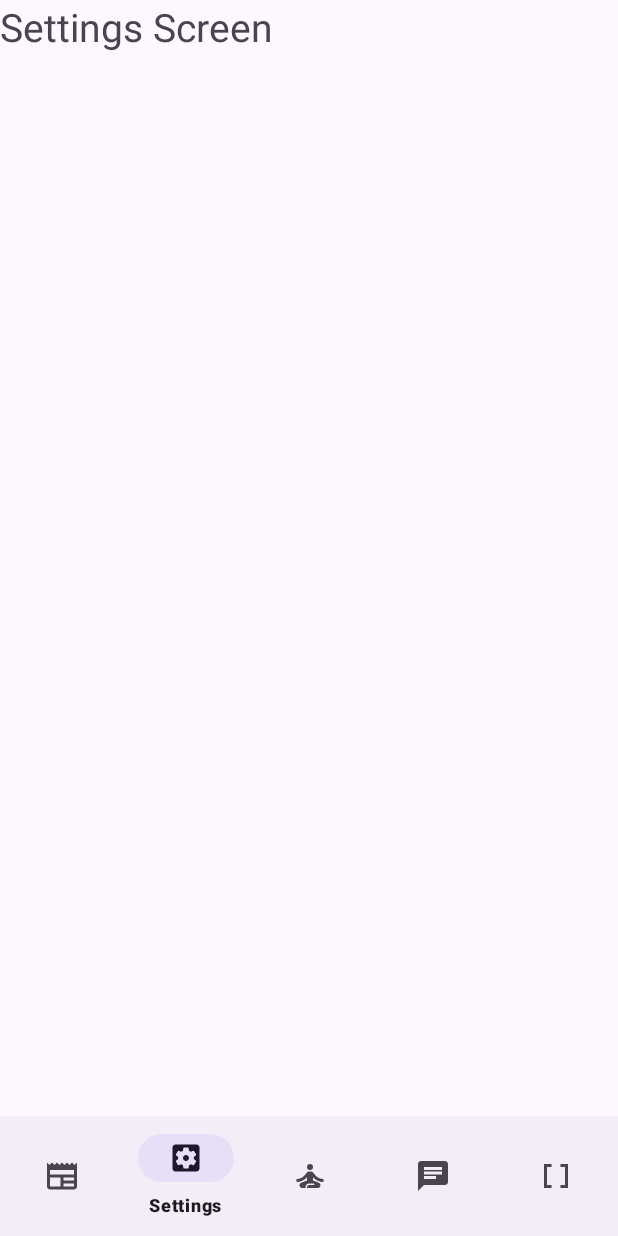
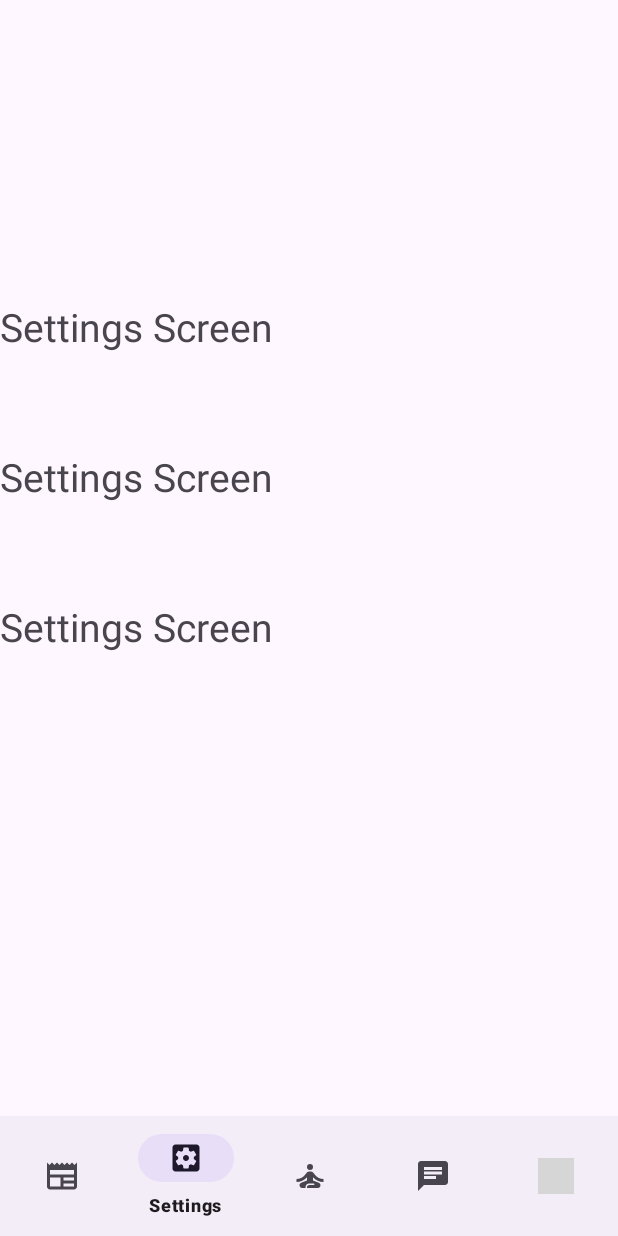
Before and after one commit to charovannyj/SummerPractise, an Android app: the SettingFragment screen opened through its navigation route, on a phone screen of 412 x 824 dp. Run offline under Robolectric (Android 15) with nearby library versions, the phone set to English and light mode, and no system bars; our stand-ins replace navigation-ui; 8 statements that could not run were skipped; grey boxes are pictures that could not be loaded.

Commit message:
проверка

```diff
--- a/app/src/main/java/com/itis/summerpractise/ContainerActivity.kt
+++ b/app/src/main/java/com/itis/summerpractise/ContainerActivity.kt
@@ -2,6 +2,7 @@ package com.itis.summerpractise
 
 import androidx.appcompat.app.AppCompatActivity
 import android.os.Bundle
+import android.util.Log
 import androidx.navigation.fragment.NavHostFragment
 import androidx.navigation.ui.setupWithNavController
 import com.google.android.material.bottomnavigation.BottomNavigationView
@@ -10,16 +11,17 @@ class ContainerActivity : AppCompatActivity() {
     override fun onCreate(savedInstanceState: Bundle?) {
         super.onCreate(savedInstanceState)
         setContentView(R.layout.activity_container)
-        findViewById<BottomNavigationView>(R.id.bottomNav).apply{
-            setupWithNavController((supportFragmentManager.findFragmentById(R.id.container) as? NavHostFragment)?.navController!!)
-        /*
-            setOnItemSelectedListener {
-                when(it.itemId){
-                    R.id.itemi -> navigateUpTo()
-                    }
-                }
-            }*/
+
+        val controller =
+            (supportFragmentManager.findFragmentById(R.id.container) as NavHostFragment)
+                .navController
+
+        findViewById<BottomNavigationView>(R.id.bottomNav).apply {
+            setupWithNavController(controller)
         }
     }
+}
 
+enum class Month(var order: Int) {
+    Jan(0), Feb(6), Apr(2), May(-1)
 }
--- a/app/src/main/res/layout/fragment_settings.xml
+++ b/app/src/main/res/layout/fragment_settings.xml
@@ -5,9 +5,22 @@
     android:layout_width="match_parent"
     android:layout_height="match_parent"
     tools:context=".SettingFragment">
+
+    <ImageView
+        android:id="@+id/image"
+        android:layout_width="200dp"
+        android:layout_height="100dp"
+        android:layout_marginVertical="20dp"
+        android:layout_marginEnd="20dp"
+        tools:src="@drawable/img"
+        app:layout_constraintEnd_toEndOf="parent"
+        app:layout_constraintTop_toTopOf="parent" />
+
     <TextView
+        android:id="@+id/textView"
         android:layout_width="wrap_content"
-        android:layout_height="wrap_content"
+        android:layout_height="45dp"
+        android:layout_marginVertical="200dp"
         android:text="Settings Screen"
         android:textSize="26sp"
         app:layout_constraintBottom_toBottomOf="parent"
@@ -15,4 +28,23 @@
         app:layout_constraintHorizontal_bias="0.586"
         app:layout_constraintStart_toStartOf="parent"
         app:layout_constraintTop_toTopOf="parent" />
+
+    <TextView
+        android:id="@+id/text"
+        android:layout_width="wrap_content"
+        android:layout_height="45dp"
+        android:layout_marginVertical="300dp"
+        android:text="Settings Screen"
+        android:textSize="26sp"
+        app:layout_constraintStart_toStartOf="parent"
+        app:layout_constraintTop_toTopOf="parent" />
+    <TextView
+        android:id="@+id/text2"
+        android:layout_width="wrap_content"
+        android:layout_height="45dp"
+        android:layout_marginVertical="400dp"
+        android:text="Settings Screen"
+        android:textSize="26sp"
+        app:layout_constraintStart_toStartOf="parent"
+        app:layout_constraintTop_toTopOf="parent" />
 </FrameLayout>
--- a/app/src/main/res/menu/bottom_nav_menu.xml
+++ b/app/src/main/res/menu/bottom_nav_menu.xml
@@ -16,8 +16,9 @@
         android:id="@+id/chatsFragment"
         android:title="Chats"
         android:icon="@drawable/baseline_chat_24" />
+
     <item
-        android:id="@+id/dataFragment"
-        android:title="Data"
-        android:icon="@drawable/baseline_data_array_24" />
+        android:id="@+id/daysFragment"
+        android:title="Days"
+        android:icon="@drawable/baseline_temple_hindu_24"/>
 </menu>
--- a/app/src/main/res/navigation/main_graph.xml
+++ b/app/src/main/res/navigation/main_graph.xml
@@ -3,7 +3,7 @@
     xmlns:app="http://schemas.android.com/apk/res-auto"
     xmlns:tools="http://schemas.android.com/tools"
     android:id="@+id/main_graph"
-    app:startDestination="@id/newsFragment">
+    app:startDestination="@id/mainFragment">
 
     <fragment
         android:id="@+id/mainFragment"
@@ -19,6 +19,10 @@
         <action
             android:id="@+id/action_mainFragment_to_newsFragment"
             app:destination="@id/newsFragment" />
+        <action
+            android:id="@+id/action_mainFragment_to_daysFragment"
+            app:destination="@id/daysFragment" />
+
     </fragment>
     <fragment
         android:id="@+id/profileFragment"
@@ -58,4 +62,9 @@
         android:name="com.itis.summerpractise.EndFragment"
         android:label="fragment_end"
         tools:layout="@layout/fragment_end" />
+    <fragment
+        android:id="@+id/daysFragment"
+        android:name="com.itis.summerpractise.DaysFragment"
+        android:label="fragment_days"
+        tools:layout="@layout/fragment_days" />
 </navigation>
```
Also changed, not shown: app/src/main/java/com/itis/summerpractise/SettingFragment.kt (+24 -0 lines), app/src/main/res/layout/fragment_profile.xml (+15 -5 lines), app/src/main/res/layout/item_people.xml (added, +63 -0 lines).
